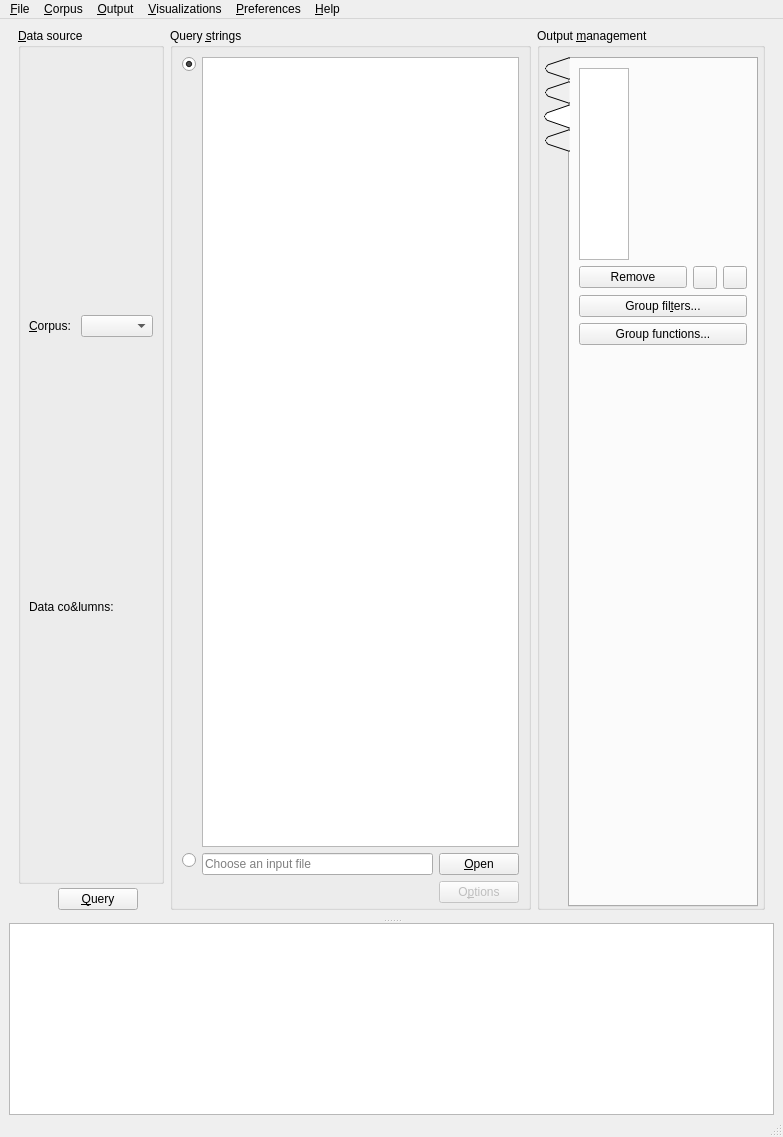
This is coquery/gui/ui/coquery.ui in gkunter/coquery as Qt 5 draws it before an edit. The edited form follows.
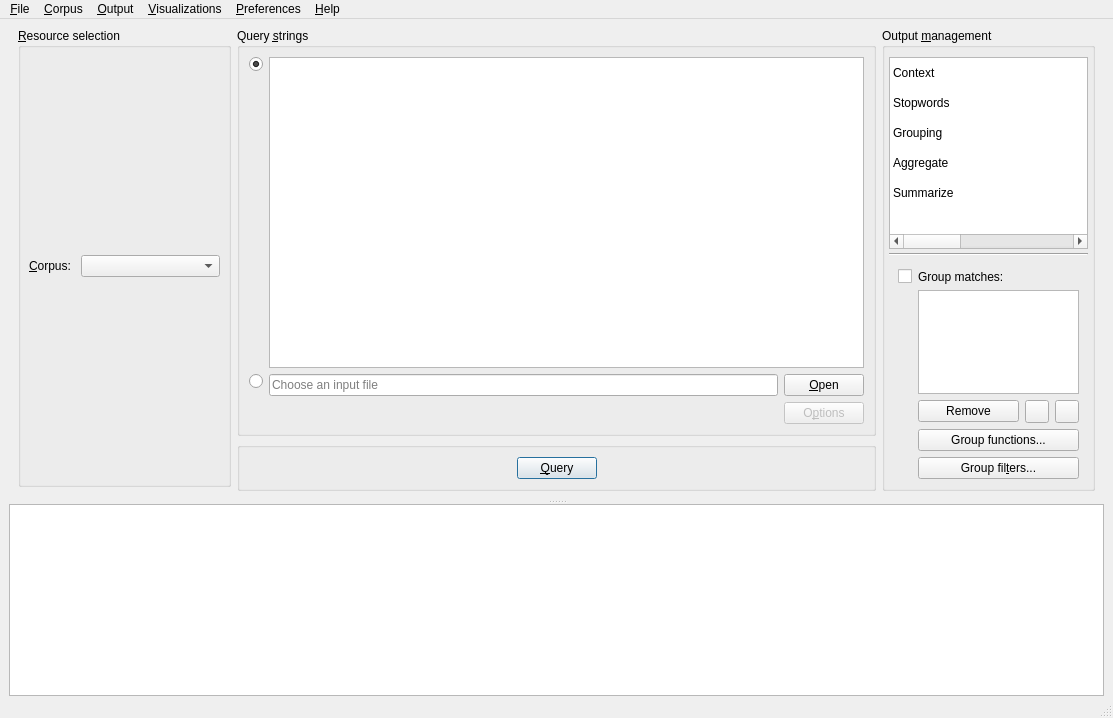
This is the edited form. The open tabs and pages were chosen to show the change. Icons and pictures are not drawn. Custom widgets are drawn as their Qt base class.

Commit message: Use new toolbox layout

```diff
--- a/coquery/gui/ui/coquery.ui
+++ b/coquery/gui/ui/coquery.ui
@@ -6,8 +6,8 @@
    <rect>
     <x>0</x>
     <y>0</y>
-    <width>783</width>
-    <height>1137</height>
+    <width>1113</width>
+    <height>718</height>
    </rect>
   </property>
   <property name="windowTitle">
@@ -23,6 +23,12 @@
     </property>
     <item>
      <widget class="QSplitter" name="splitter">
+      <property name="sizePolicy">
+       <sizepolicy hsizetype="Preferred" vsizetype="Ignored">
+        <horstretch>0</horstretch>
+        <verstretch>0</verstretch>
+       </sizepolicy>
+      </property>
       <property name="orientation">
        <enum>Qt::Vertical</enum>
       </property>
@@ -33,7 +39,7 @@
          <verstretch>1</verstretch>
         </sizepolicy>
        </property>
-       <layout class="QHBoxLayout" name="horizontalLayout" stretch="0,1,0">
+       <layout class="QHBoxLayout" name="horizontalLayout" stretch="1,3,1">
         <item>
          <layout class="QVBoxLayout" name="verticalLayout" stretch="1,0">
           <property name="spacing">
@@ -48,9 +54,9 @@
              </sizepolicy>
             </property>
             <property name="title">
-             <string>&amp;Data source</string>
+             <string>&amp;Resource selection</string>
             </property>
-            <layout class="QVBoxLayout" name="output_columns" stretch="0,0">
+            <layout class="QVBoxLayout" name="output_columns" stretch="0">
              <property name="spacing">
               <number>0</number>
              </property>
@@ -114,19 +120,6 @@
                </item>
               </layout>
              </item>
-             <item>
-              <widget class="QLabel" name="label_data_columns">
-               <property name="sizePolicy">
-                <sizepolicy hsizetype="Minimum" vsizetype="Fixed">
-                 <horstretch>0</horstretch>
-                 <verstretch>0</verstretch>
-                </sizepolicy>
-               </property>
-               <property name="text">
-                <string>Data co&amp;lumns:</string>
-               </property>
-              </widget>
-             </item>
             </layout>
            </widget>
           </item>
@@ -142,50 +135,13 @@
              <property name="margin">
               <number>0</number>
              </property>
-             <item>
-              <spacer name="horizontalSpacer_3">
-               <property name="orientation">
-                <enum>Qt::Horizontal</enum>
-               </property>
-               <property name="sizeHint" stdset="0">
-                <size>
-                 <width>40</width>
-                 <height>20</height>
-                </size>
-               </property>
-              </spacer>
-             </item>
-             <item>
-              <widget class="QPushButton" name="button_run_query">
-               <property name="sizePolicy">
-                <sizepolicy hsizetype="Minimum" vsizetype="Fixed">
-                 <horstretch>0</horstretch>
-                 <verstretch>0</verstretch>
-                </sizepolicy>
-               </property>
-               <property name="text">
-                <string>&amp;Query</string>
-               </property>
-              </widget>
-             </item>
-             <item>
-              <spacer name="horizontalSpacer">
-               <property name="orientation">
-                <enum>Qt::Horizontal</enum>
-               </property>
-               <property name="sizeHint" stdset="0">
-                <size>
-                 <width>0</width>
-                 <height>20</height>
-                </size>
-               </property>
-              </spacer>
-             </item>
             </layout>
            </widget>
           </item>
          </layout>
         </item>
+        <item>
+         <layout class="QVBoxLayout" name="verticalLayout_11">
         <item>
          <widget class="QGroupBox" name="box_input_settings">
           <property name="title">
@@ -194,10 +150,27 @@
           <property name="alignment">
            <set>Qt::AlignLeading|Qt::AlignLeft|Qt::AlignTop</set>
           </property>
-          <layout class="QGridLayout" name="layout_query" rowstretch="1,0">
-           <property name="bottomMargin">
-            <number>4</number>
-           </property>
+            <layout class="QGridLayout" name="gridLayout_3">
+             <item row="0" column="0" alignment="Qt::AlignTop">
+              <widget class="QRadioButton" name="radio_query_string">
+               <property name="text">
+                <string/>
+               </property>
+               <property name="checked">
+                <bool>true</bool>
+               </property>
+              </widget>
+             </item>
+             <item row="0" column="1">
+              <widget class="CoqTextEdit" name="edit_query_string">
+               <property name="sizePolicy">
+                <sizepolicy hsizetype="Expanding" vsizetype="Expanding">
+                 <horstretch>0</horstretch>
+                 <verstretch>0</verstretch>
+                </sizepolicy>
+               </property>
+              </widget>
+             </item>
            <item row="1" column="0" alignment="Qt::AlignTop">
             <widget class="QRadioButton" name="radio_query_file">
              <property name="text">
@@ -206,7 +179,7 @@
             </widget>
            </item>
            <item row="1" column="1">
-            <layout class="QGridLayout" name="gridLayout_3" columnstretch="1,0">
+              <layout class="QGridLayout" name="gridLayout_6" columnstretch="1,0">
              <item row="0" column="0">
               <widget class="QLineEdit" name="edit_file_name">
                <property name="enabled">
@@ -263,35 +236,62 @@
              </item>
             </layout>
            </item>
-           <item row="0" column="1">
-            <widget class="CoqTextEdit" name="edit_query_string">
-             <property name="sizePolicy">
-              <sizepolicy hsizetype="Expanding" vsizetype="Expanding">
-               <horstretch>0</horstretch>
-               <verstretch>0</verstretch>
-              </sizepolicy>
-             </property>
-            </widget>
-           </item>
-           <item row="0" column="0" alignment="Qt::AlignTop">
-            <widget class="QRadioButton" name="radio_query_string">
+            </layout>
+           </widget>
+          </item>
+          <item>
+           <widget class="QGroupBox" name="groupBox_2">
+            <layout class="QHBoxLayout" name="horizontalLayout_3">
+             <item>
+              <spacer name="horizontalSpacer">
+               <property name="orientation">
+                <enum>Qt::Horizontal</enum>
+               </property>
+               <property name="sizeHint" stdset="0">
+                <size>
+                 <width>40</width>
+                 <height>20</height>
+                </size>
+               </property>
+              </spacer>
+             </item>
+             <item>
+              <widget class="QPushButton" name="button_run_query">
              <property name="text">
-              <string/>
-             </property>
-             <property name="checked">
+                <string>&amp;Query</string>
+               </property>
+               <property name="autoDefault">
               <bool>true</bool>
              </property>
-            </widget>
-           </item>
-          </layout>
-         </widget>
+               <property name="default">
+                <bool>true</bool>
+               </property>
+              </widget>
+             </item>
+             <item>
+              <spacer name="horizontalSpacer_2">
+               <property name="orientation">
+                <enum>Qt::Horizontal</enum>
+               </property>
+               <property name="sizeHint" stdset="0">
+                <size>
+                 <width>40</width>
+                 <height>20</height>
+                </size>
+               </property>
+              </spacer>
+             </item>
+            </layout>
+           </widget>
+          </item>
+         </layout>
         </item>
         <item>
          <widget class="QGroupBox" name="groupBox">
           <property name="title">
            <string>Output &amp;management</string>
           </property>
-          <layout class="QVBoxLayout" name="box_functions" stretch="0">
+          <layout class="QVBoxLayout" name="box_functions" stretch="0,0,0">
            <property name="spacing">
             <number>4</number>
            </property>
@@ -305,46 +305,180 @@
             <number>0</number>
            </property>
            <item>
-            <widget class="QTabWidget" name="tool_widget">
+            <widget class="QTableWidget" name="list_toolbox">
+             <property name="sizePolicy">
+              <sizepolicy hsizetype="Ignored" vsizetype="Minimum">
+               <horstretch>0</horstretch>
+               <verstretch>0</verstretch>
+              </sizepolicy>
+             </property>
+             <property name="autoScroll">
+              <bool>false</bool>
+             </property>
+             <property name="editTriggers">
+              <set>QAbstractItemView::NoEditTriggers</set>
+             </property>
+             <property name="selectionMode">
+              <enum>QAbstractItemView::SingleSelection</enum>
+             </property>
+             <property name="selectionBehavior">
+              <enum>QAbstractItemView::SelectRows</enum>
+             </property>
+             <property name="showGrid">
+              <bool>false</bool>
+             </property>
+             <property name="rowCount">
+              <number>5</number>
+             </property>
+             <property name="columnCount">
+              <number>3</number>
+             </property>
+             <attribute name="horizontalHeaderVisible">
+              <bool>false</bool>
+             </attribute>
+             <attribute name="verticalHeaderVisible">
+              <bool>false</bool>
+             </attribute>
+             <row/>
+             <row/>
+             <row/>
+             <row/>
+             <row/>
+             <column/>
+             <column/>
+             <column/>
+             <item row="0" column="0">
+              <property name="text">
+               <string>Context</string>
+              </property>
+             </item>
+             <item row="0" column="1">
+              <property name="text">
+               <string/>
+              </property>
+             </item>
+             <item row="0" column="2">
+              <property name="text">
+               <string/>
+              </property>
+             </item>
+             <item row="1" column="0">
+              <property name="text">
+               <string>Stopwords</string>
+              </property>
+             </item>
+             <item row="1" column="1">
+              <property name="text">
+               <string/>
+              </property>
+             </item>
+             <item row="1" column="2">
+              <property name="text">
+               <string/>
+              </property>
+             </item>
+             <item row="2" column="0">
+              <property name="text">
+               <string>Grouping</string>
+              </property>
+             </item>
+             <item row="2" column="1">
+              <property name="text">
+               <string/>
+              </property>
+             </item>
+             <item row="2" column="2">
+              <property name="text">
+               <string/>
+              </property>
+             </item>
+             <item row="3" column="0">
+              <property name="text">
+               <string>Aggregate</string>
+              </property>
+             </item>
+             <item row="3" column="1">
+              <property name="text">
+               <string/>
+              </property>
+             </item>
+             <item row="3" column="2">
+              <property name="text">
+               <string/>
+              </property>
+             </item>
+             <item row="4" column="0">
+              <property name="text">
+               <string>Summarize</string>
+              </property>
+             </item>
+             <item row="4" column="1">
+              <property name="text">
+               <string> </string>
+              </property>
+             </item>
+             <item row="4" column="2">
+              <property name="text">
+               <string> </string>
+              </property>
+             </item>
+            </widget>
+           </item>
+           <item>
+            <widget class="Line" name="line">
+             <property name="orientation">
+              <enum>Qt::Horizontal</enum>
+             </property>
+            </widget>
+           </item>
+           <item>
+            <widget class="QStackedWidget" name="tool_widget">
              <property name="sizePolicy">
               <sizepolicy hsizetype="Minimum" vsizetype="MinimumExpanding">
                <horstretch>0</horstretch>
                <verstretch>0</verstretch>
               </sizepolicy>
              </property>
-             <property name="tabPosition">
-              <enum>QTabWidget::West</enum>
-             </property>
-             <property name="tabShape">
-              <enum>QTabWidget::Triangular</enum>
-             </property>
              <property name="currentIndex">
-              <number>0</number>
+              <number>2</number>
              </property>
-             <widget class="QWidget" name="tabWidgetPage1">
-              <attribute name="title">
+             <widget class="QWidget" name="tool_widgetPage1">
+              <layout class="QVBoxLayout" name="verticalLayout_7">
+               <item>
+                <layout class="QGridLayout" name="gridLayout" columnstretch="0,0">
+                 <item row="0" column="0">
+                  <widget class="QCheckBox" name="check_context">
+                   <property name="sizePolicy">
+                    <sizepolicy hsizetype="Preferred" vsizetype="Fixed">
+                     <horstretch>0</horstretch>
+                     <verstretch>0</verstretch>
+                    </sizepolicy>
+                   </property>
+                   <property name="text">
                <string/>
-              </attribute>
+                   </property>
+                  </widget>
+                 </item>
+                 <item row="0" column="1">
+                  <widget class="QLabel" name="label">
+                   <property name="text">
+                    <string>Add context:</string>
+                   </property>
+                  </widget>
+                 </item>
+                 <item row="1" column="1">
+                  <widget class="QWidget" name="widget_context" native="true">
               <layout class="QVBoxLayout" name="verticalLayout_2">
-               <item>
-                <layout class="QVBoxLayout" name="verticalLayout_10">
-                 <item>
-                  <widget class="QRadioButton" name="radio_context_none">
-                   <property name="styleSheet">
-                    <string notr="true">text-align: center center</string>
-                   </property>
-                   <property name="text">
-                    <string>None</string>
-                   </property>
-                  </widget>
-                 </item>
+                    <property name="margin">
+                     <number>0</number>
+                    </property>
                  <item>
                   <widget class="QRadioButton" name="radio_context_mode_kwic">
                    <property name="styleSheet">
                     <string notr="true">text-align: center center</string>
                    </property>
                    <property name="text">
-                    <string>KWIC</string>
+                       <string>&amp;KWIC</string>
                    </property>
                   </widget>
                  </item>
@@ -354,7 +488,7 @@
                     <string notr="true">text-align: center center</string>
                    </property>
                    <property name="text">
-                    <string>Single string</string>
+                       <string>Sing&amp;le string</string>
                    </property>
                   </widget>
                  </item>
@@ -364,14 +498,15 @@
                     <string notr="true">text-align: center center</string>
                    </property>
                    <property name="text">
-                    <string>Columns</string>
+                       <string>Colu&amp;mns</string>
                    </property>
                   </widget>
                  </item>
-                </layout>
-               </item>
                <item>
-                <layout class="QHBoxLayout" name="horizontalLayout_4">
+                     <layout class="QHBoxLayout" name="horizontalLayout_4" stretch="1,1">
+                      <property name="spacing">
+                       <number>0</number>
+                      </property>
                  <item>
                   <widget class="QSpinBox" name="context_left_span">
                    <property name="sizePolicy">
@@ -391,7 +526,7 @@
                    </property>
                   </widget>
                  </item>
-                 <item>
+                      <item alignment="Qt::AlignTop">
                   <widget class="QSpinBox" name="context_right_span">
                    <property name="sizePolicy">
                     <sizepolicy hsizetype="Preferred" vsizetype="Fixed">
@@ -415,6 +550,11 @@
                  </item>
                 </layout>
                </item>
+                   </layout>
+                  </widget>
+                 </item>
+                </layout>
+               </item>
                <item>
                 <spacer name="verticalSpacer_2">
                  <property name="orientation">
@@ -423,20 +563,22 @@
                  <property name="sizeHint" stdset="0">
                   <size>
                    <width>20</width>
-                   <height>0</height>
+                   <height>40</height>
                   </size>
                  </property>
                 </spacer>
                </item>
               </layout>
              </widget>
-             <widget class="QWidget" name="tabWidgetPage2">
-              <attribute name="title">
-               <string/>
-              </attribute>
+             <widget class="QWidget" name="tool_widgetPage2">
               <layout class="QVBoxLayout" name="verticalLayout_3">
                <item>
-                <widget class="QCheckBox" name="checkBox">
+                <layout class="QGridLayout" name="gridLayout_2" rowstretch="0,1,0" columnstretch="0,1">
+                 <property name="sizeConstraint">
+                  <enum>QLayout::SetFixedSize</enum>
+                 </property>
+                 <item row="0" column="0">
+                  <widget class="QCheckBox" name="check_stopwords">
                  <property name="sizePolicy">
                   <sizepolicy hsizetype="Preferred" vsizetype="Fixed">
                    <horstretch>0</horstretch>
@@ -444,24 +586,54 @@
                   </sizepolicy>
                  </property>
                  <property name="text">
-                  <string>Use stop words</string>
+                    <string/>
                  </property>
                 </widget>
                </item>
+                 <item row="0" column="1">
+                  <widget class="QLabel" name="label_3">
+                   <property name="text">
+                    <string>Use stop words:</string>
+                   </property>
+                  </widget>
+                 </item>
+                 <item row="2" column="1">
+                  <widget class="QWidget" name="widget_stopwords" native="true">
+                   <layout class="QVBoxLayout" name="verticalLayout_8">
+                    <property name="margin">
+                     <number>0</number>
+                    </property>
                <item>
+                     <layout class="QHBoxLayout" name="horizontalLayout_5">
+                      <item>
+                       <widget class="QDialogButtonBox" name="buttonBox">
+                        <property name="sizePolicy">
+                         <sizepolicy hsizetype="Preferred" vsizetype="Fixed">
+                          <horstretch>0</horstretch>
+                          <verstretch>0</verstretch>
+                         </sizepolicy>
+                        </property>
+                        <property name="orientation">
+                         <enum>Qt::Vertical</enum>
+                        </property>
+                        <property name="standardButtons">
+                         <set>QDialogButtonBox::Discard|QDialogButtonBox::Open|QDialogButtonBox::Save</set>
+                        </property>
+                       </widget>
+                      </item>
+                     </layout>
+                    </item>
+                   </layout>
+                  </widget>
+                 </item>
+                 <item row="1" column="1">
                 <widget class="QListWidget" name="list_stopwords">
                  <property name="sizePolicy">
-                  <sizepolicy hsizetype="Preferred" vsizetype="Preferred">
+                    <sizepolicy hsizetype="Ignored" vsizetype="Ignored">
                    <horstretch>0</horstretch>
                    <verstretch>0</verstretch>
                   </sizepolicy>
                  </property>
-                 <property name="maximumSize">
-                  <size>
-                   <width>50</width>
-                   <height>16777215</height>
-                  </size>
-                 </property>
                  <property name="alternatingRowColors">
                   <bool>true</bool>
                  </property>
@@ -491,80 +663,112 @@
                  </property>
                 </widget>
                </item>
-               <item>
-                <layout class="QHBoxLayout" name="layout_stopword_buttons">
-                 <property name="sizeConstraint">
-                  <enum>QLayout::SetMinimumSize</enum>
-                 </property>
-                 <item>
-                  <widget class="QPushButton" name="pushButton">
-                   <property name="sizePolicy">
-                    <sizepolicy hsizetype="Preferred" vsizetype="Fixed">
-                     <horstretch>0</horstretch>
-                     <verstretch>0</verstretch>
-                    </sizepolicy>
-                   </property>
-                   <property name="text">
-                    <string>Save</string>
-                   </property>
-                  </widget>
-                 </item>
-                 <item>
-                  <widget class="QPushButton" name="pushButton_2">
-                   <property name="sizePolicy">
-                    <sizepolicy hsizetype="Preferred" vsizetype="Fixed">
-                     <horstretch>0</horstretch>
-                     <verstretch>0</verstretch>
-                    </sizepolicy>
-                   </property>
-                   <property name="text">
-                    <string>Load</string>
-                   </property>
-                  </widget>
-                 </item>
                 </layout>
                </item>
-               <item>
-                <spacer name="verticalSpacer_3">
-                 <property name="orientation">
-                  <enum>Qt::Vertical</enum>
-                 </property>
-                 <property name="sizeHint" stdset="0">
-                  <size>
-                   <width>20</width>
-                   <height>0</height>
-                  </size>
-                 </property>
-                </spacer>
-               </item>
               </layout>
              </widget>
-             <widget class="QWidget" name="Grouping">
-              <attribute name="title">
-               <string/>
-              </attribute>
+             <widget class="QWidget" name="tool_widgetPage3">
               <layout class="QVBoxLayout" name="verticalLayout_5">
                <item>
+                <layout class="QGridLayout" name="gridLayout_4" rowstretch="0,1,0,0" columnstretch="0,1">
+                 <item row="3" column="1">
+                  <widget class="QWidget" name="widget_grouping" native="true">
+                   <layout class="QVBoxLayout" name="verticalLayout_9">
+                    <property name="margin">
+                     <number>0</number>
+                    </property>
+                    <item>
+                     <widget class="QPushButton" name="button_add_group_function">
+                      <property name="sizePolicy">
+                       <sizepolicy hsizetype="Minimum" vsizetype="Fixed">
+                        <horstretch>0</horstretch>
+                        <verstretch>0</verstretch>
+                       </sizepolicy>
+                      </property>
+                      <property name="text">
+                       <string>Group functions...</string>
+                      </property>
+                     </widget>
+                    </item>
+                    <item>
+                     <widget class="QPushButton" name="button_filters_2">
+                      <property name="text">
+                       <string>Group fil&amp;ters...</string>
+                      </property>
+                     </widget>
+                    </item>
+                   </layout>
+                  </widget>
+                 </item>
+                 <item row="0" column="0">
+                  <widget class="QCheckBox" name="check_grouping">
+                   <property name="sizePolicy">
+                    <sizepolicy hsizetype="Preferred" vsizetype="Fixed">
+                     <horstretch>0</horstretch>
+                     <verstretch>0</verstretch>
+                    </sizepolicy>
+                   </property>
+                   <property name="text">
+                    <string/>
+                   </property>
+                  </widget>
+                 </item>
+                 <item row="0" column="1">
+                  <widget class="QLabel" name="label_4">
+                   <property name="text">
+                    <string>Group matches:</string>
+                   </property>
+                  </widget>
+                 </item>
+                 <item row="1" column="1">
+                  <layout class="QHBoxLayout" name="horizontalLayout_6" stretch="1,0">
+                   <item>
                 <widget class="CoqListWidget" name="list_group_columns">
                  <property name="sizePolicy">
-                  <sizepolicy hsizetype="Preferred" vsizetype="Preferred">
+                      <sizepolicy hsizetype="Ignored" vsizetype="Ignored">
                    <horstretch>0</horstretch>
                    <verstretch>0</verstretch>
                   </sizepolicy>
                  </property>
-                 <property name="maximumSize">
-                  <size>
-                   <width>50</width>
-                   <height>16777215</height>
-                  </size>
-                 </property>
                 </widget>
                </item>
                <item>
-                <layout class="QHBoxLayout" name="layout_group_columns">
-                 <property name="sizeConstraint">
-                  <enum>QLayout::SetMinimumSize</enum>
-                 </property>
+                    <layout class="QVBoxLayout" name="verticalLayout_14" stretch="1,1">
+                     <property name="spacing">
+                      <number>0</number>
+                     </property>
+                     <item>
+                      <spacer name="verticalSpacer_5">
+                       <property name="orientation">
+                        <enum>Qt::Vertical</enum>
+                       </property>
+                       <property name="sizeHint" stdset="0">
+                        <size>
+                         <width>0</width>
+                         <height>0</height>
+                        </size>
+                       </property>
+                      </spacer>
+                     </item>
+                     <item>
+                      <spacer name="verticalSpacer_3">
+                       <property name="orientation">
+                        <enum>Qt::Vertical</enum>
+                       </property>
+                       <property name="sizeHint" stdset="0">
+                        <size>
+                         <width>0</width>
+                         <height>0</height>
+                        </size>
+                       </property>
+                      </spacer>
+                     </item>
+                    </layout>
+                   </item>
+                  </layout>
+                 </item>
+                 <item row="2" column="1">
+                  <layout class="QHBoxLayout" name="horizontalLayout_8" stretch="1,0,0">
                  <item>
                   <widget class="QPushButton" name="button_remove_group">
                    <property name="text">
@@ -588,101 +792,74 @@
                  </item>
                 </layout>
                </item>
-               <item>
-                <widget class="QPushButton" name="button_filters_2">
-                 <property name="text">
-                  <string>Group fil&amp;ters...</string>
-                 </property>
-                </widget>
+                </layout>
                </item>
-               <item>
-                <widget class="QPushButton" name="button_add_group_function">
-                 <property name="sizePolicy">
-                  <sizepolicy hsizetype="Minimum" vsizetype="Fixed">
-                   <horstretch>0</horstretch>
-                   <verstretch>0</verstretch>
-                  </sizepolicy>
-                 </property>
-                 <property name="text">
-                  <string>Group functions...</string>
-                 </property>
-                </widget>
-               </item>
-               <item>
-                <spacer name="verticalSpacer_5">
-                 <property name="orientation">
-                  <enum>Qt::Vertical</enum>
-                 </property>
-                 <property name="sizeHint" stdset="0">
-                  <size>
-                   <width>20</width>
-                   <height>0</height>
-                  </size>
-                 </property>
-                </spacer>
-               </item>
               </layout>
              </widget>
-             <widget class="QWidget" name="Summary">
-              <attribute name="title">
-               <string/>
-              </attribute>
+             <widget class="QWidget" name="tool_widgetPage4">
               <layout class="QVBoxLayout" name="verticalLayout_6">
                <item>
-                <layout class="QGridLayout" name="layout_summary">
+                <layout class="QGridLayout" name="gridLayout_5" columnstretch="0,1">
+                 <item row="0" column="0">
+                  <widget class="QCheckBox" name="check_aggregate">
+                   <property name="sizePolicy">
+                    <sizepolicy hsizetype="Preferred" vsizetype="Fixed">
+                     <horstretch>0</horstretch>
+                     <verstretch>0</verstretch>
+                    </sizepolicy>
+                   </property>
+                   <property name="text">
+                    <string/>
+                   </property>
+                  </widget>
+                 </item>
                  <item row="0" column="1">
                   <widget class="QLabel" name="label_5">
                    <property name="text">
-                    <string>Show all &amp;matches</string>
+                    <string>Aggregate results</string>
                    </property>
                    <property name="buddy">
-                    <cstring>radio_no_summary</cstring>
+                    <cstring>check_aggregate</cstring>
                    </property>
                   </widget>
                  </item>
-                 <item row="0" column="0" alignment="Qt::AlignTop">
-                  <widget class="QRadioButton" name="radio_no_summary">
-                   <property name="sizePolicy">
-                    <sizepolicy hsizetype="Fixed" vsizetype="Fixed">
-                     <horstretch>0</horstretch>
-                     <verstretch>0</verstretch>
-                    </sizepolicy>
-                   </property>
-                   <property name="toolTip">
-                    <string>&lt;html&gt;&lt;head/&gt;&lt;body&gt;&lt;p&gt;&lt;span style=&quot; font-weight:600;&quot;&gt;Do not aggregate the query results.&lt;/span&gt;&lt;/p&gt;&lt;p&gt;Every token that matches the query string is listed in the 'Query results' table. &lt;/p&gt;&lt;/body&gt;&lt;/html&gt;</string>
-                   </property>
-                   <property name="text">
-                    <string/>
-                   </property>
-                   <property name="checked">
-                    <bool>true</bool>
-                   </property>
+                 <item row="1" column="1">
+                  <widget class="QWidget" name="widget_aggregate" native="true">
+                   <layout class="QVBoxLayout" name="verticalLayout_10">
+                    <property name="margin">
+                     <number>0</number>
+                    </property>
+                    <item>
+                     <widget class="QComboBox" name="combo_aggregate"/>
+                    </item>
+                   </layout>
                   </widget>
                  </item>
-                 <item row="1" column="1">
-                  <layout class="QVBoxLayout" name="verticalLayout_14">
+                </layout>
+               </item>
                    <item>
-                    <widget class="QLabel" name="label_7">
-                     <property name="text">
-                      <string>&amp;Transform matches:</string>
-                     </property>
-                     <property name="alignment">
-                      <set>Qt::AlignLeading|Qt::AlignLeft|Qt::AlignTop</set>
-                     </property>
-                     <property name="buddy">
-                      <cstring>combo_summary</cstring>
-                     </property>
-                    </widget>
-                   </item>
-                   <item>
-                    <widget class="QComboBox" name="combo_summary"/>
-                   </item>
-                  </layout>
-                 </item>
-                 <item row="1" column="0" alignment="Qt::AlignTop">
-                  <widget class="QRadioButton" name="radio_summary">
+                <spacer name="verticalSpacer_4">
+                 <property name="orientation">
+                  <enum>Qt::Vertical</enum>
+                 </property>
+                 <property name="sizeHint" stdset="0">
+                  <size>
+                   <width>20</width>
+                   <height>0</height>
+                  </size>
+                 </property>
+                </spacer>
+               </item>
+              </layout>
+             </widget>
+             <widget class="QWidget" name="page">
+              <layout class="QVBoxLayout" name="verticalLayout_13">
+               <item>
+                <layout class="QGridLayout" name="gridLayout_7" columnstretch="0,1">
+                 <item row="0" column="0">
+                  <widget class="QCheckBox" name="check_summarize">
                    <property name="sizePolicy">
-                    <sizepolicy hsizetype="Fixed" vsizetype="Fixed">
+                    <sizepolicy hsizetype="Preferred" vsizetype="Fixed">
                      <horstretch>0</horstretch>
                      <verstretch>0</verstretch>
                     </sizepolicy>
@@ -690,20 +867,24 @@
                    <property name="text">
                     <string/>
                    </property>
-                   <property name="checked">
-                    <bool>false</bool>
-                   </property>
                   </widget>
                  </item>
-                </layout>
-               </item>
-               <item>
-                <widget class="QPushButton" name="button_filters">
+                 <item row="0" column="1">
+                  <widget class="QLabel" name="label_6">
                  <property name="text">
-                  <string>Summary fil&amp;ters...</string>
-                 </property>
-                </widget>
-               </item>
+                    <string>Summarize output:</string>
+                   </property>
+                   <property name="buddy">
+                    <cstring>check_aggregate</cstring>
+                   </property>
+                  </widget>
+                 </item>
+                 <item row="1" column="1">
+                  <widget class="QWidget" name="widget_summarize" native="true">
+                   <layout class="QVBoxLayout" name="verticalLayout_12">
+                    <property name="margin">
+                     <number>0</number>
+                    </property>
                <item>
                 <widget class="QPushButton" name="button_add_summary_function">
                  <property name="text">
@@ -712,17 +893,29 @@
                 </widget>
                </item>
                <item>
-                <spacer name="verticalSpacer_4">
+                     <widget class="QPushButton" name="button_filters_3">
+                      <property name="text">
+                       <string>Filters</string>
+                      </property>
+                     </widget>
+                    </item>
+                    <item>
+                     <spacer name="verticalSpacer">
                  <property name="orientation">
                   <enum>Qt::Vertical</enum>
                  </property>
                  <property name="sizeHint" stdset="0">
                   <size>
                    <width>20</width>
-                   <height>0</height>
+                        <height>40</height>
                   </size>
                  </property>
                 </spacer>
+                    </item>
+                   </layout>
+                  </widget>
+                 </item>
+                </layout>
                </item>
               </layout>
              </widget>
@@ -777,7 +970,7 @@
     <rect>
      <x>0</x>
      <y>0</y>
-     <width>783</width>
+     <width>1113</width>
      <height>24</height>
     </rect>
    </property>
```
Lines whose indentation alone changed are shown as unchanged. The commit also changes 1 other file.
